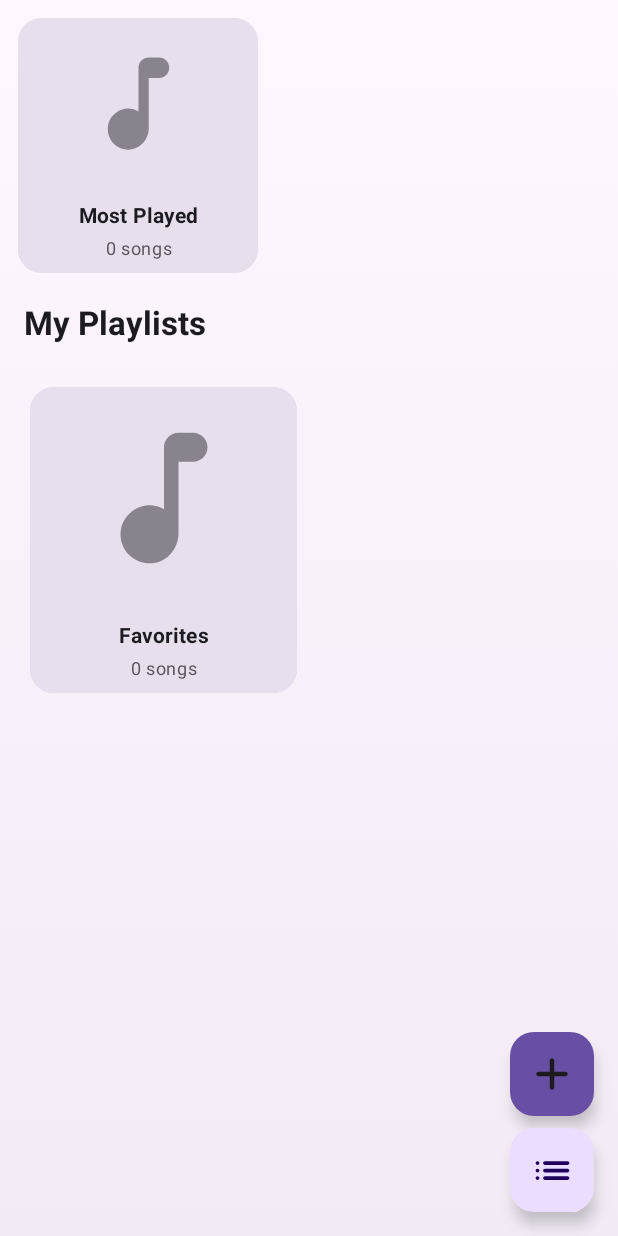
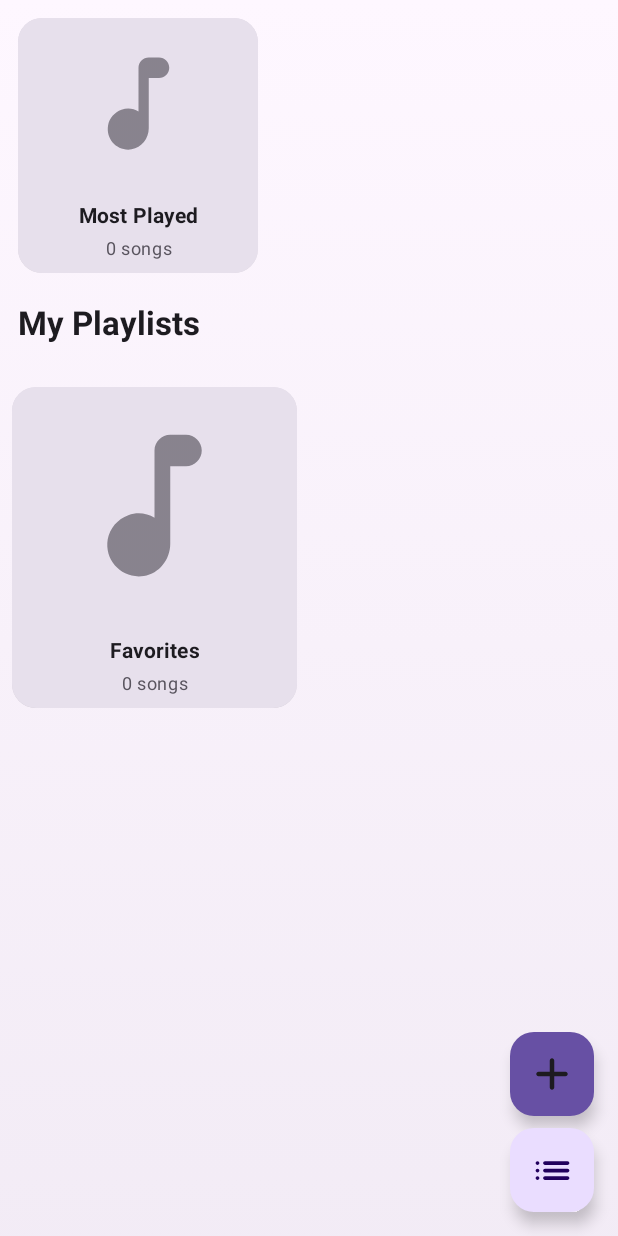
Before and after one commit to EngFred/Modular-Jetpack-Compose-Offline-Music-App, an Android app built with Jetpack Compose: the composable PlaylistsScreen shown on its own in the app's theme, after a tap on "Toggle layout for My Playlists", on a phone screen of 412 x 824 dp. Run offline under Robolectric (Android 15) with nearby library versions, the phone set to English and light mode, and no system bars; our stand-ins replace Dagger/Hilt's generated code, Room's generated code; libraries missing offline, so code that uses them is left out: com.skydoves.landscapist; 2 statements that could not run were skipped.

Commit message:
UI/UX enhancement and also playback resumption fix for long kills

```diff
--- a/feature-playlist/src/main/java/com/engfred/musicplayer/feature_playlist/presentation/screens/PlaylistsScreen.kt
+++ b/feature-playlist/src/main/java/com/engfred/musicplayer/feature_playlist/presentation/screens/PlaylistsScreen.kt
@@ -134,8 +134,6 @@ fun PlaylistsScreen(
                 // Main content: a single vertical scroller. Spacing between *sections* kept at 12.dp.
                 LazyColumn(
                     contentPadding = PaddingValues(
-                        start = contentHorizontalPadding,
-                        end = contentHorizontalPadding,
                         top = 12.dp,
                         bottom = 96.dp // Leave space for FABs
                     ),
@@ -150,7 +148,7 @@ fun PlaylistsScreen(
                                 horizontalArrangement = Arrangement.spacedBy(12.dp),
                                 modifier = Modifier
                                     .fillMaxWidth()
-                                    .wrapContentHeight()
+                                    .wrapContentHeight().padding(horizontal = contentHorizontalPadding)
                             ) {
                                 val automaticItemWidth = if (isLandscape) 200.dp else 160.dp
                                 itemsIndexed(uiState.automaticPlaylists, key = { _, it -> it.id }) { _, playlist ->
@@ -172,7 +170,7 @@ fun PlaylistsScreen(
                                 style = MaterialTheme.typography.titleLarge,
                                 fontWeight = FontWeight.Bold,
                                 color = MaterialTheme.colorScheme.onBackground,
-                                modifier = Modifier.padding(horizontal = 4.dp, vertical = 8.dp)
+                                modifier = Modifier.padding(horizontal = contentHorizontalPadding, vertical = 8.dp)
                             )
                         }
 
@@ -184,6 +182,7 @@ fun PlaylistsScreen(
                                     val lastIndex = uiState.userPlaylists.lastIndex
                                     uiState.userPlaylists.forEachIndexed { index, playlist ->
                                         PlaylistListItem(
+                                            modifier = Modifier.padding(start = contentHorizontalPadding, end = 10.dp),
                                             playlist = playlist,
                                             onClick = onPlaylistClick,
                                             onDeleteClick = { playlistId ->
```
Also changed, not shown: 3 other files.
